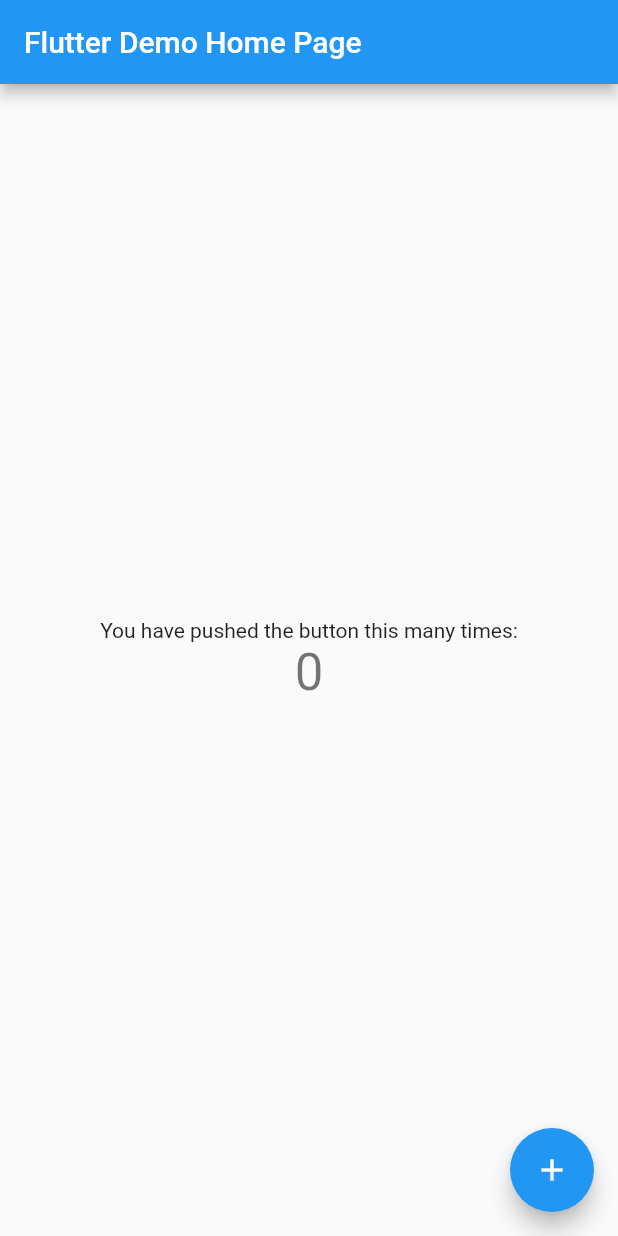
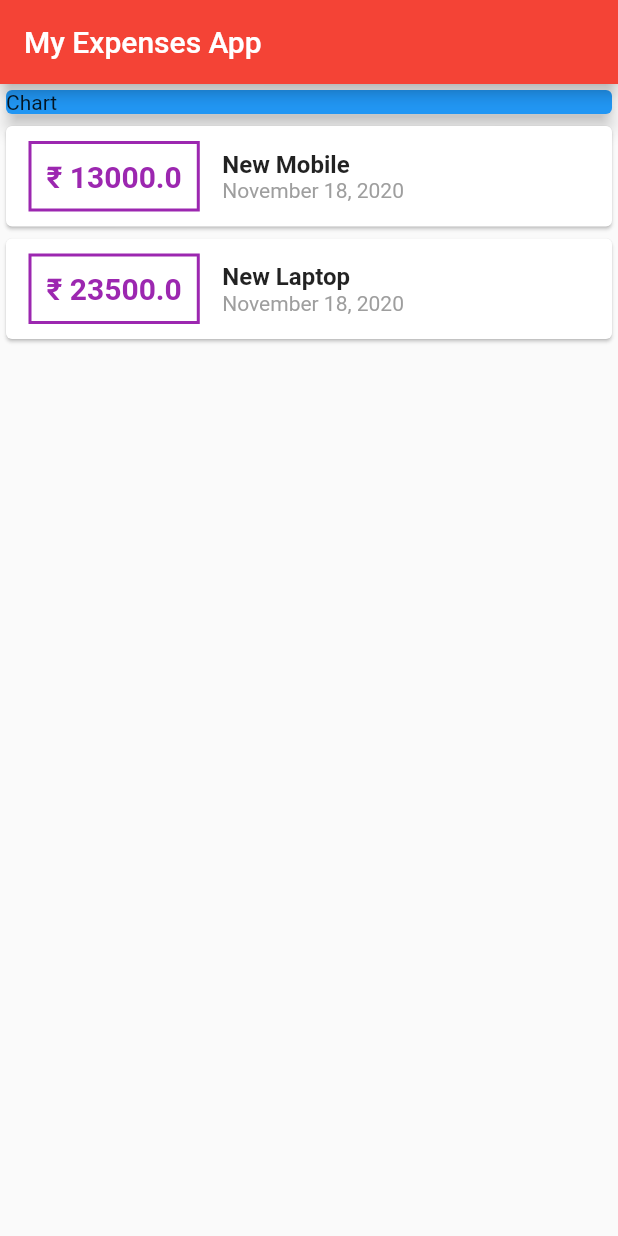
Before and after one commit to aryankush25/flutter_expenses_app, a Flutter app: the screen it shows after launch, on a phone screen of 412 x 824 dp. Run offline on Flutter 3.47's test engine with Material 2 defaults, Android fonts, the phone set to English and light mode, and no system bars.

```diff
--- a/lib/main.dart
+++ b/lib/main.dart
@@ -1,113 +1,106 @@
 import 'package:flutter/material.dart';
+import 'package:intl/intl.dart';
+
+import './transaction.dart';
 
 void main() {
   runApp(MyApp());
 }
 
 class MyApp extends StatelessWidget {
-  // This widget is the root of your application.
   @override
   Widget build(BuildContext context) {
     return MaterialApp(
       title: 'Flutter Demo',
       theme: ThemeData(
-        // This is the theme of your application.
-        //
-        // Try running your application with "flutter run". You'll see the
-        // application has a blue toolbar. Then, without quitting the app, try
-        // changing the primarySwatch below to Colors.green and then invoke
-        // "hot reload" (press "r" in the console where you ran "flutter run",
-        // or simply save your changes to "hot reload" in a Flutter IDE).
-        // Notice that the counter didn't reset back to zero; the application
-        // is not restarted.
-        primarySwatch: Colors.blue,
+        primarySwatch: Colors.red,
       ),
-      home: MyHomePage(title: 'Flutter Demo Home Page'),
+      home: MyHomePage(),
     );
   }
 }
 
-class MyHomePage extends StatefulWidget {
-  MyHomePage({Key key, this.title}) : super(key: key);
-
-  // This widget is the home page of your application. It is stateful, meaning
-  // that it has a State object (defined below) that contains fields that affect
-  // how it looks.
-
-  // This class is the configuration for the state. It holds the values (in this
-  // case the title) provided by the parent (in this case the App widget) and
-  // used by the build method of the State. Fields in a Widget subclass are
-  // always marked "final".
-
-  final String title;
-
-  @override
-  _MyHomePageState createState() => _MyHomePageState();
-}
-
-class _MyHomePageState extends State<MyHomePage> {
-  int _counter = 0;
-
-  void _incrementCounter() {
-    setState(() {
-      // This call to setState tells the Flutter framework that something has
-      // changed in this State, which causes it to rerun the build method below
-      // so that the display can reflect the updated values. If we changed
-      // _counter without calling setState(), then the build method would not be
-      // called again, and so nothing would appear to happen.
-      _counter++;
-    });
-  }
+class MyHomePage extends StatelessWidget {
+  final List<Transaction> transactions = [
+    Transaction(
+      id: 't1',
+      title: 'New Mobile',
+      amount: 13000,
+      date: DateTime.now(),
+    ),
+    Transaction(
+      id: 't2',
+      title: 'New Laptop',
+      amount: 23500,
+      date: DateTime.now(),
+    )
+  ];
 
   @override
   Widget build(BuildContext context) {
-    // This method is rerun every time setState is called, for instance as done
-    // by the _incrementCounter method above.
-    //
-    // The Flutter framework has been optimized to make rerunning build methods
-    // fast, so that you can just rebuild anything that needs updating rather
-    // than having to individually change instances of widgets.
     return Scaffold(
       appBar: AppBar(
-        // Here we take the value from the MyHomePage object that was created by
-        // the App.build method, and use it to set our appbar title.
-        title: Text(widget.title),
+        title: Text('My Expenses App'),
       ),
-      body: Center(
-        // Center is a layout widget. It takes a single child and positions it
-        // in the middle of the parent.
-        child: Column(
-          // Column is also a layout widget. It takes a list of children and
-          // arranges them vertically. By default, it sizes itself to fit its
-          // children horizontally, and tries to be as tall as its parent.
-          //
-          // Invoke "debug painting" (press "p" in the console, choose the
-          // "Toggle Debug Paint" action from the Flutter Inspector in Android
-          // Studio, or the "Toggle Debug Paint" command in Visual Studio Code)
-          // to see the wireframe for each widget.
-          //
-          // Column has various properties to control how it sizes itself and
-          // how it positions its children. Here we use mainAxisAlignment to
-          // center the children vertically; the main axis here is the vertical
-          // axis because Columns are vertical (the cross axis would be
-          // horizontal).
-          mainAxisAlignment: MainAxisAlignment.center,
-          children: <Widget>[
-            Text(
-              'You have pushed the button this many times:',
+      body: Column(
+        crossAxisAlignment: CrossAxisAlignment.stretch,
+        children: <Widget>[
+          Container(
+            width: double.infinity,
+            child: Card(
+              color: Colors.blue,
+              child: Text('Chart'),
+              elevation: 5,
             ),
-            Text(
-              '$_counter',
-              style: Theme.of(context).textTheme.headline4,
-            ),
-          ],
-        ),
+          ),
+          Column(
+            children: transactions.map(
+              (tx) {
+                return Card(
+                    child: Row(
+                  children: <Widget>[
+                    Container(
+                      margin: EdgeInsets.symmetric(
+                        vertical: 10,
+                        horizontal: 15,
+                      ),
+                      padding: EdgeInsets.all(10),
+                      decoration: BoxDecoration(
+                          border: Border.all(
+                        color: Colors.purple,
+                        width: 2,
+                      )),
+                      child: Text(
+                        '\₹ ${tx.amount}',
+                        style: TextStyle(
+                            fontWeight: FontWeight.bold,
+                            fontSize: 20,
+                            color: Colors.purple),
+                      ),
+                    ),
+                    Column(
+                      crossAxisAlignment: CrossAxisAlignment.start,
+                      children: <Widget>[
+                        Text(
+                          tx.title,
+                          style: TextStyle(
+                            fontWeight: FontWeight.bold,
+                            fontSize: 16,
+                          ),
+                        ),
+                        Text(
+                          DateFormat().add_yMMMMd().format(tx.date),
+                          style: TextStyle(color: Colors.grey),
+                        ),
+                      ],
+                    )
+                  ],
+                ));
+              },
+            ).toList(),
+          ),
+        ],
       ),
-      floatingActionButton: FloatingActionButton(
-        onPressed: _incrementCounter,
-        tooltip: 'Increment',
-        child: Icon(Icons.add),
-      ), // This trailing comma makes auto-formatting nicer for build methods.
     );
   }
 }
--- /dev/null
+++ b/lib/transaction.dart
@@ -0,0 +1,15 @@
+import 'package:flutter/foundation.dart';
+
+class Transaction {
+  final String id;
+  final String title;
+  final double amount;
+  final DateTime date;
+
+  Transaction({
+    @required this.id,
+    @required this.amount,
+    @required this.date,
+    @required this.title,
+  });
+}
```
Also changed, not shown: pubspec.yaml (+40 -41 lines), pubspec.lock.
